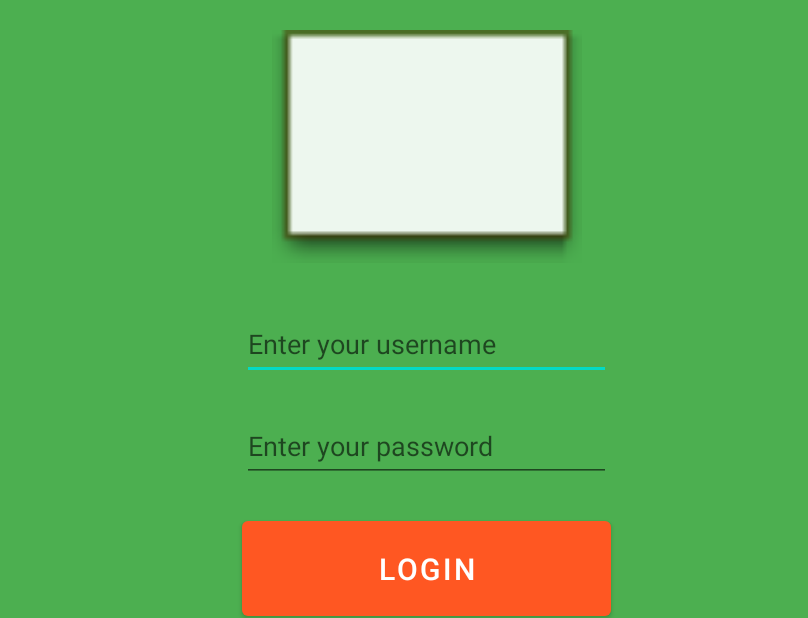
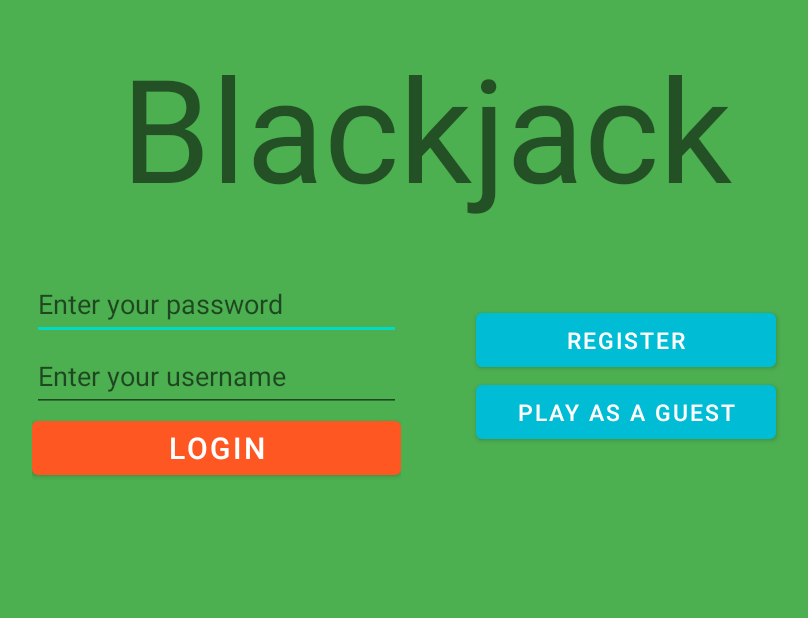
Before and after one commit to YiWeiShen/Group2_Blackjack, an Android app: the screen it shows after launch (MainActivity), on a phone screen of 824 x 412 dp (held sideways). Shown: the whole screen, without its empty margins (191-999 px from the left). Run offline under Robolectric (Android 15) with nearby library versions, the phone set to English and light mode, and no system bars.

Commit message:
adjust login page layout

```diff
--- a/app/src/main/java/com/example/group2_blackjack/DBHelper.java
+++ b/app/src/main/java/com/example/group2_blackjack/DBHelper.java
@@ -74,21 +74,6 @@ public class DBHelper extends SQLiteOpenHelper {
         return false;
     }
 
-    // do we need delete player?
-    public Boolean deleteuserdata(String name) {
-        SQLiteDatabase DB = this.getWritableDatabase();
-
-        Cursor cursor = DB.rawQuery("Select * from Userdetails where name = ?", new String[]{name});
-
-        if (cursor.getCount() > 0) {
-            long result = DB.delete("Userdetails", "name=?", new String[]{name});
-
-
-            return result != -1;
-        }
-        return false;
-    }
-
     public Cursor getdata() {
         SQLiteDatabase DB = this.getWritableDatabase();
         Cursor cursor = DB.rawQuery("Select * from Userdetails", null);
--- a/app/src/main/res/layout/activity_main.xml
+++ b/app/src/main/res/layout/activity_main.xml
@@ -10,68 +10,82 @@
     <ScrollView
         android:layout_width="match_parent"
         android:layout_height="match_parent"
-        android:layout_weight="1">
+        android:layout_weight="1"
+        android:background="#4CAF50">
 
         <LinearLayout
             android:layout_width="match_parent"
             android:layout_height="wrap_content"
-            android:background="#4CAF50"
             android:orientation="vertical">
 
-            <ImageView
-                android:id="@+id/logo"
+            <TextView
+                android:id="@+id/login_txt"
+                android:layout_width="wrap_content"
+                android:layout_height="wrap_content"
+                android:layout_gravity="center"
+                android:layout_margin="20dp"
+                android:text="@string/login_txt"
+                android:textSize="96sp" />
+
+            <LinearLayout
                 android:layout_width="match_parent"
-                android:layout_height="155dp"
-                android:layout_margin="20dp"
-                android:contentDescription="app logo"
-                app:srcCompat="@android:drawable/editbox_dropdown_light_frame" />
+                android:layout_height="match_parent"
+                android:gravity="center"
+                android:orientation="horizontal">
+
+                <LinearLayout
+                    android:layout_width="wrap_content"
+                    android:layout_height="wrap_content"
+                    android:layout_gravity="center"
+                    android:layout_margin="10dp"
+                    android:orientation="vertical">
+
+                    <EditText
+                        android:id="@+id/login_passwordInput"
+                        android:layout_width="246dp"
+                        android:layout_height="wrap_content"
+                        android:layout_gravity="center"
+                        android:ems="10"
+                        android:hint="Enter your password"
+                        android:inputType="textPassword"
+                        android:minHeight="48dp" />
 
                     <EditText
                         android:id="@+id/login_nameInput"
                         android:layout_width="246dp"
                         android:layout_height="wrap_content"
                         android:layout_gravity="center"
-                android:layout_margin="10dp"
                         android:ems="10"
                         android:hint="Enter your username"
                         android:inputType="textPersonName"
                         android:minHeight="48dp" />
 
-            <EditText
-                android:id="@+id/login_passwordInput"
+                    <Button
+                        android:id="@+id/login_btn"
                         android:layout_width="246dp"
                         android:layout_height="wrap_content"
                         android:layout_gravity="center"
-                android:layout_margin="10dp"
-                android:ems="10"
-                android:hint="Enter your password"
-                android:inputType="textPassword"
-                android:minHeight="48dp" />
-
-            <Button
-                android:id="@+id/login_btn"
-                android:layout_width="246dp"
-                android:layout_height="75dp"
-                android:layout_gravity="center"
-                android:layout_marginTop="10dp"
                         android:shadowColor="@color/cardview_dark_background"
                         android:text="@string/login_title"
                         android:textColor="@color/white"
                         android:textSize="20sp"
                         app:backgroundTint="#FF5722" />
+                </LinearLayout>
 
                 <LinearLayout
-                android:layout_width="match_parent"
-                android:layout_height="match_parent"
-                android:orientation="horizontal">
+                    android:layout_width="wrap_content"
+                    android:layout_height="wrap_content"
+                    android:layout_gravity="center"
+                    android:layout_margin="10dp"
+                    android:orientation="vertical">
 
                     <Button
                         android:id="@+id/reg_btn"
-                    android:layout_width="0dp"
+                        android:layout_width="200dp"
                         android:layout_height="match_parent"
                         android:layout_gravity="center"
-                    android:layout_margin="20dp"
-                    android:layout_weight="1"
+                        android:layout_marginLeft="30dp"
+                        android:layout_marginRight="30dp"
                         android:shadowColor="@color/cardview_dark_background"
                         android:text="@string/register_title"
                         android:textColor="@color/white"
@@ -80,11 +94,11 @@
 
                     <Button
                         android:id="@+id/guest_btn"
-                    android:layout_width="0dp"
+                        android:layout_width="200dp"
                         android:layout_height="match_parent"
                         android:layout_gravity="center"
-                    android:layout_margin="20dp"
-                    android:layout_weight="1"
+                        android:layout_marginLeft="30dp"
+                        android:layout_marginRight="30dp"
                         android:shadowColor="@color/cardview_dark_background"
                         android:text="@string/play_now"
                         android:textColor="@color/white"
@@ -93,6 +107,8 @@
                 </LinearLayout>
 
             </LinearLayout>
+
+        </LinearLayout>
     </ScrollView>
 
 </LinearLayout>
--- a/app/src/main/res/values/strings.xml
+++ b/app/src/main/res/values/strings.xml
@@ -1,5 +1,6 @@
 <resources>
     <string name="app_name">Group2_Blackjack</string>
+    <string name="login_txt">Blackjack</string>
     <string name="title_activity_login">LoginActivity</string>
     <string name="prompt_email">Email</string>
     <string name="prompt_password">Password</string>
```
Also changed, not shown: app/src/main/java/com/example/group2_blackjack/GameActivity.java (+5 -8 lines). Lines whose indentation alone changed are shown as unchanged.
